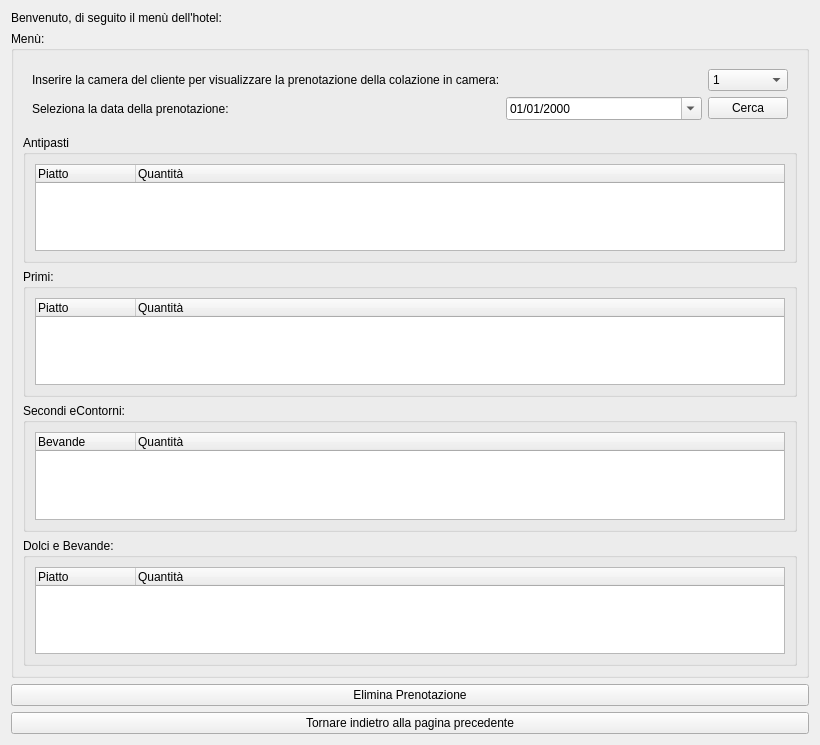
The window that ui/VisualizzaSceltaPastiCena.ui (mdoraz/Hotel) describes before a commit, drawn with Qt 5.
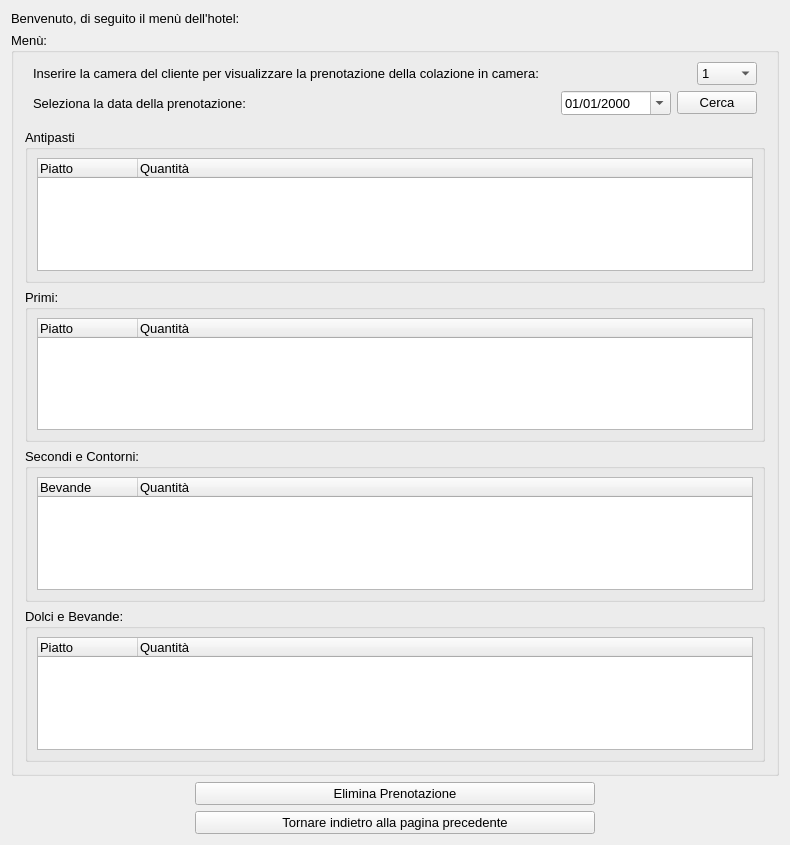
The same window after the commit.

Patch:
```diff
--- a/ui/VisualizzaSceltaPastiCena.ui
+++ b/ui/VisualizzaSceltaPastiCena.ui
@@ -6,10 +6,22 @@
    <rect>
     <x>0</x>
     <y>0</y>
-    <width>820</width>
-    <height>745</height>
+    <width>790</width>
+    <height>845</height>
    </rect>
   </property>
+  <property name="minimumSize">
+   <size>
+    <width>790</width>
+    <height>820</height>
+   </size>
+  </property>
+  <property name="font">
+   <font>
+    <family>Arial</family>
+    <pointsize>10</pointsize>
+   </font>
+  </property>
   <property name="windowTitle">
    <string>Struttura Alberghiera</string>
   </property>
@@ -27,11 +39,69 @@
       <string>Menù:</string>
      </property>
      <layout class="QVBoxLayout" name="verticalLayout_14">
+      <property name="leftMargin">
+       <number>11</number>
+      </property>
+      <property name="topMargin">
+       <number>5</number>
+      </property>
+      <property name="rightMargin">
+       <number>11</number>
+      </property>
+      <property name="bottomMargin">
+       <number>11</number>
+      </property>
       <item>
        <widget class="QWidget" name="widgetColazioneInCamera" native="true">
-        <layout class="QGridLayout" name="gridLayout_4">
-         <item row="0" column="3">
+        <layout class="QVBoxLayout" name="verticalLayout_2">
+         <property name="leftMargin">
+          <number>8</number>
+         </property>
+         <property name="topMargin">
+          <number>4</number>
+         </property>
+         <property name="rightMargin">
+          <number>8</number>
+         </property>
+         <property name="bottomMargin">
+          <number>8</number>
+         </property>
+         <item>
+          <widget class="QWidget" name="widgetCamera" native="true">
+           <property name="sizePolicy">
+            <sizepolicy hsizetype="Preferred" vsizetype="Preferred">
+             <horstretch>0</horstretch>
+             <verstretch>0</verstretch>
+            </sizepolicy>
+           </property>
+           <layout class="QHBoxLayout" name="horizontalLayout">
+            <property name="leftMargin">
+             <number>0</number>
+            </property>
+            <property name="topMargin">
+             <number>0</number>
+            </property>
+            <property name="rightMargin">
+             <number>0</number>
+            </property>
+            <property name="bottomMargin">
+             <number>0</number>
+            </property>
+            <item>
+             <widget class="QLabel" name="labelInserimentoCamera">
+              <property name="text">
+               <string>Inserire la camera del cliente per visualizzare la prenotazione della colazione in camera:</string>
+              </property>
+             </widget>
+            </item>
+            <item>
           <widget class="QComboBox" name="comboboxCena">
+              <property name="maximumSize">
+               <size>
+                <width>60</width>
+                <height>16777215</height>
+               </size>
+              </property>
            <property name="maxVisibleItems">
             <number>20</number>
            </property>
@@ -217,22 +287,39 @@
            </item>
           </widget>
          </item>
-         <item row="0" column="0">
-          <widget class="QLabel" name="labelInserimentoCamera">
-           <property name="text">
-            <string>Inserire la camera del cliente per visualizzare la prenotazione della colazione in camera:</string>
-           </property>
+           </layout>
           </widget>
          </item>
-         <item row="1" column="3">
-          <widget class="QPushButton" name="btnCerca">
+         <item>
+          <widget class="QWidget" name="widgetDataCerca" native="true">
+           <property name="sizePolicy">
+            <sizepolicy hsizetype="Preferred" vsizetype="Preferred">
+             <horstretch>0</horstretch>
+             <verstretch>0</verstretch>
+            </sizepolicy>
+           </property>
+           <layout class="QHBoxLayout" name="horizontalLayout_2">
+            <property name="leftMargin">
+             <number>0</number>
+            </property>
+            <property name="topMargin">
+             <number>0</number>
+            </property>
+            <property name="rightMargin">
+             <number>0</number>
+            </property>
+            <property name="bottomMargin">
+             <number>0</number>
+            </property>
+            <item>
+             <widget class="QLabel" name="label">
            <property name="text">
-            <string>Cerca</string>
+               <string>Seleziona la data della prenotazione:</string>
            </property>
           </widget>
          </item>
-         <item row="0" column="1">
-          <spacer name="horizontalSpacer_2">
+            <item>
+             <spacer name="horizontalSpacer">
            <property name="orientation">
             <enum>Qt::Horizontal</enum>
            </property>
@@ -244,8 +331,14 @@
            </property>
           </spacer>
          </item>
-         <item row="1" column="1">
+            <item>
           <widget class="QDateEdit" name="dateEditCena">
+              <property name="minimumSize">
+               <size>
+                <width>110</width>
+                <height>0</height>
+               </size>
+              </property>
            <property name="displayFormat">
             <string>dd/MM/yyyy</string>
            </property>
@@ -254,11 +347,14 @@
            </property>
           </widget>
          </item>
-         <item row="1" column="0">
-          <widget class="QLabel" name="label">
+            <item>
+             <widget class="QPushButton" name="btnCerca">
            <property name="text">
-            <string>Seleziona la data della prenotazione:</string>
-           </property>
+               <string>Cerca</string>
+              </property>
+             </widget>
+            </item>
+           </layout>
           </widget>
          </item>
         </layout>
@@ -270,6 +366,18 @@
          <string>Antipasti</string>
         </property>
         <layout class="QGridLayout" name="gridLayout">
+         <property name="leftMargin">
+          <number>9</number>
+         </property>
+         <property name="topMargin">
+          <number>8</number>
+         </property>
+         <property name="rightMargin">
+          <number>9</number>
+         </property>
+         <property name="bottomMargin">
+          <number>9</number>
+         </property>
          <item row="0" column="0">
           <widget class="QTreeWidget" name="treewidgetAntipasti">
            <property name="selectionMode">
@@ -296,6 +404,18 @@
          <string>Primi:</string>
         </property>
         <layout class="QGridLayout" name="gridLayout_2">
+         <property name="leftMargin">
+          <number>9</number>
+         </property>
+         <property name="topMargin">
+          <number>8</number>
+         </property>
+         <property name="rightMargin">
+          <number>9</number>
+         </property>
+         <property name="bottomMargin">
+          <number>9</number>
+         </property>
          <item row="0" column="0">
           <widget class="QTreeWidget" name="treewidgetPrimi">
            <property name="selectionMode">
@@ -319,9 +439,21 @@
       <item>
        <widget class="QGroupBox" name="groupboxGestioneCucinaBevandeCamerieri">
         <property name="title">
-         <string>Secondi eContorni:</string>
+         <string>Secondi e Contorni:</string>
         </property>
         <layout class="QGridLayout" name="gridLayout_3">
+         <property name="leftMargin">
+          <number>9</number>
+         </property>
+         <property name="topMargin">
+          <number>8</number>
+         </property>
+         <property name="rightMargin">
+          <number>9</number>
+         </property>
+         <property name="bottomMargin">
+          <number>9</number>
+         </property>
          <item row="0" column="0">
           <widget class="QTreeWidget" name="treewidgetSecondiContorni">
            <property name="selectionMode">
@@ -348,6 +480,18 @@
          <string>Dolci e Bevande:</string>
         </property>
         <layout class="QGridLayout" name="gridLayout_5">
+         <property name="leftMargin">
+          <number>9</number>
+         </property>
+         <property name="topMargin">
+          <number>8</number>
+         </property>
+         <property name="rightMargin">
+          <number>9</number>
+         </property>
+         <property name="bottomMargin">
+          <number>9</number>
+         </property>
          <item row="0" column="0">
           <widget class="QTreeWidget" name="treewidgetDolciBevande">
            <property name="selectionMode">
@@ -371,15 +515,39 @@
      </layout>
     </widget>
    </item>
-   <item>
+   <item alignment="Qt::AlignHCenter">
     <widget class="QPushButton" name="btnElimina">
+     <property name="minimumSize">
+      <size>
+       <width>400</width>
+       <height>0</height>
+      </size>
+     </property>
+     <property name="maximumSize">
+      <size>
+       <width>16777215</width>
+       <height>16777215</height>
+      </size>
+     </property>
      <property name="text">
       <string>Elimina Prenotazione</string>
      </property>
     </widget>
    </item>
-   <item>
+   <item alignment="Qt::AlignHCenter">
     <widget class="QPushButton" name="btnTornarePaginaPrecedente">
+     <property name="minimumSize">
+      <size>
+       <width>400</width>
+       <height>0</height>
+      </size>
+     </property>
+     <property name="maximumSize">
+      <size>
+       <width>16777215</width>
+       <height>16777215</height>
+      </size>
+     </property>
      <property name="text">
       <string>Tornare indietro alla pagina precedente</string>
      </property>
```
Left out of the diff: 4 changed lines with no effect on the pictures. Lines whose indentation alone changed are shown as unchanged.
